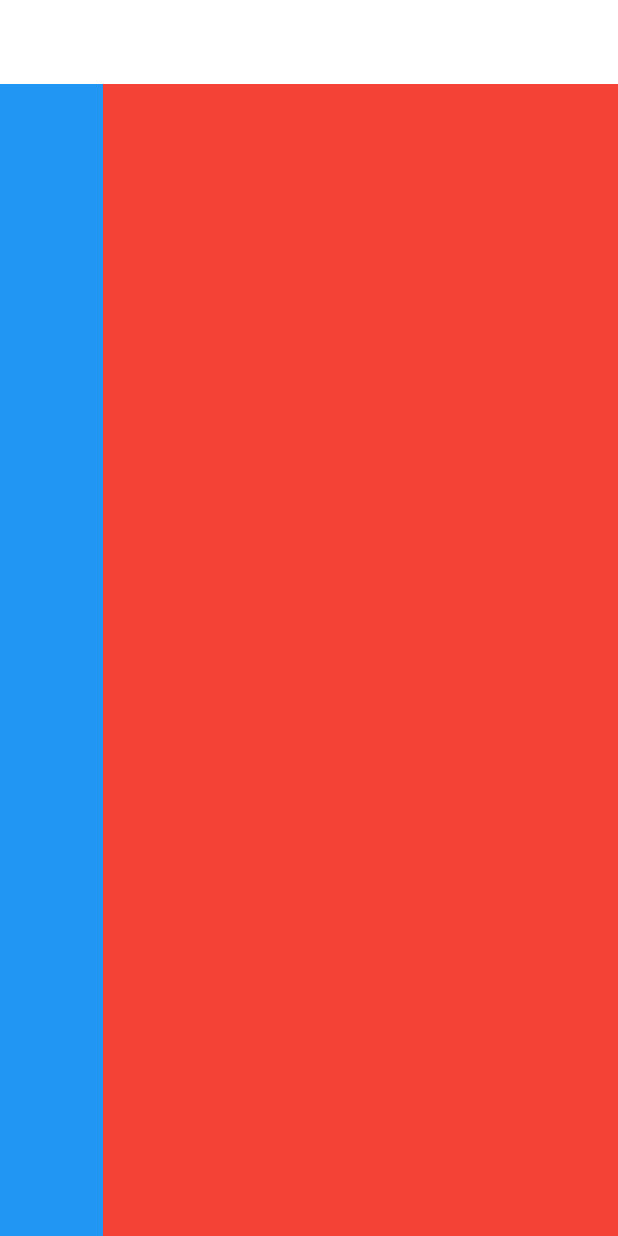
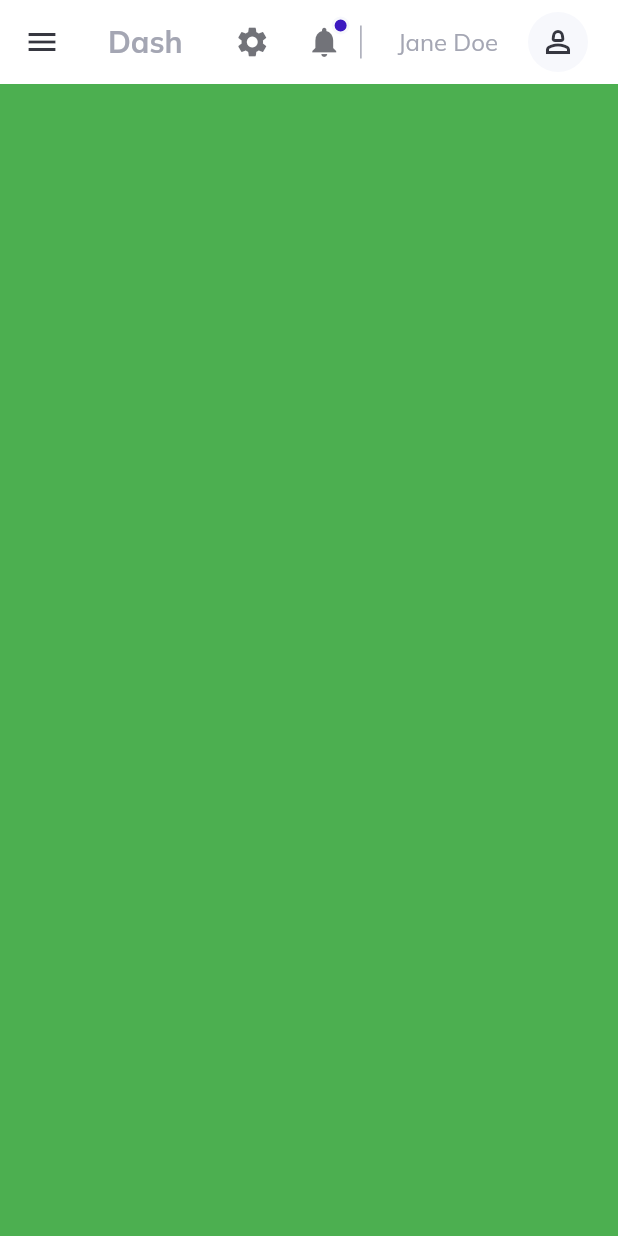
Before and after one commit to lidiyakelay/dashboard, a Flutter app: the screen it shows after launch, on a phone screen of 412 x 824 dp. Run offline on Flutter 3.47's test engine with Material 2 defaults, Android fonts, the phone set to English and light mode, and no system bars; our stand-ins replace get, google_fonts.

```diff
--- /dev/null
+++ b/lib/constants/styel.dart
@@ -0,0 +1,6 @@
+import 'package:flutter/material.dart';
+
+Color light = const Color(0xFFF7F8FC);
+Color lightGrey = const Color(0xFFA4A6B3);
+Color dark = const Color(0xFF363740);
+Color active = const Color(0xFF3C19C0);
--- /dev/null
+++ b/lib/helpers/responsive.dart
@@ -0,0 +1,45 @@
+import 'package:flutter/material.dart';
+import 'package:flutter/rendering.dart';
+import 'package:flutter/src/widgets/framework.dart';
+import 'package:flutter/src/widgets/placeholder.dart';
+
+const int largeScreenSize = 1366;
+const int mediumScreenSize = 768;
+const int smallScreenSize = 360;
+const int customScreenSize = 1108;
+
+class ResponsiveWidget extends StatelessWidget {
+  final Widget largeScreen;
+  final Widget? mediumScreen;
+  final Widget? smallScreen;
+  const ResponsiveWidget({
+    super.key,
+    required this.largeScreen,
+    this.mediumScreen,
+    this.smallScreen,
+  });
+  static bool isSmallScreen(BuildContext context) =>
+      MediaQuery.of(context).size.width < mediumScreenSize;
+  static bool isMediumScreen(BuildContext context) =>
+      MediaQuery.of(context).size.width >= mediumScreenSize &&
+      MediaQuery.of(context).size.width < largeScreenSize;
+  static bool isLargeScreen(BuildContext context) =>
+      MediaQuery.of(context).size.width >= largeScreenSize;
+  static bool isSmallCustom(BuildContext context) =>
+      MediaQuery.of(context).size.width <= customScreenSize &&
+      MediaQuery.of(context).size.width >= mediumScreenSize;
+
+  @override
+  Widget build(BuildContext context) {
+    return LayoutBuilder(builder: (context, constraints) {
+      double _width = constraints.maxWidth;
+      if (_width >= largeScreenSize) {
+        return largeScreen;
+      } else if (_width < largeScreenSize && _width >= mediumScreenSize) {
+        return mediumScreen ?? largeScreen;
+      } else {
+        return smallScreen ?? largeScreen;
+      }
+    });
+  }
+}
--- a/lib/layout.dart
+++ b/lib/layout.dart
@@ -1,29 +1,23 @@
 import 'package:flutter/material.dart';
 import 'package:flutter/src/widgets/framework.dart';
 import 'package:flutter/src/widgets/placeholder.dart';
+import 'package:flutter_application_2/widgets/large_screen.dart';
+
+import 'helpers/responsive.dart';
+import 'widgets/small_screen.dart';
+import 'widgets/top_nav.dart';
 
 class SiteLayout extends StatelessWidget {
-  const SiteLayout({super.key});
+final   GlobalKey<ScaffoldState> scaffoldkey = GlobalKey();
 
   @override
   Widget build(BuildContext context) {
     return Scaffold(
-      appBar: AppBar(
-        elevation: 0,
-        backgroundColor: Colors.white,
-
-      ),
-      body:  Row(
-        children: [
-          Expanded(child: Container(
-            color: Colors.blue,)),
-          Expanded(
-            flex: 5,
-            child: Container(
-            color: Colors.red,
-          ))
-        ],
-      ),
+      key: scaffoldkey,
+      appBar: topNavigationBar(context,  scaffoldkey),
+      drawer:  Drawer(),
+      body: const ResponsiveWidget(
+          largeScreen: LargeScreen(), smallScreen: SmallScreen()),
     );
   }
 }
--- /dev/null
+++ b/lib/widgets/custom_text.dart
@@ -0,0 +1,23 @@
+import 'package:flutter/material.dart';
+import 'package:flutter/src/widgets/framework.dart';
+import 'package:flutter/src/widgets/placeholder.dart';
+
+class CustomText extends StatelessWidget {
+  final String text;
+  final double? size;
+  final Color? color;
+  final FontWeight? weight;
+  const CustomText({super.key, required this.text,  this.size,  this.color,  this.weight});
+
+  @override
+  Widget build(BuildContext context) {
+    return Text(
+      text,
+      style: TextStyle(
+        fontSize:size ?? 16,
+        fontWeight: weight ?? FontWeight.normal,
+        color: color ?? Colors.black,
+        ),
+    );
+  }
+}
--- /dev/null
+++ b/lib/widgets/large_screen.dart
@@ -0,0 +1,23 @@
+import 'package:flutter/material.dart';
+import 'package:flutter/src/widgets/framework.dart';
+import 'package:flutter/src/widgets/placeholder.dart';
+
+class LargeScreen extends StatelessWidget {
+  const LargeScreen({super.key});
+
+  @override
+  Widget build(BuildContext context) {
+    return Row(
+      children: [
+        Expanded(child: Container(
+          color: Colors.red,
+        )),
+        Expanded(
+          flex: 5,
+          child: Container(
+            color: Colors.blue  ,
+          ))
+      ],
+    );
+  }
+}
--- /dev/null
+++ b/lib/widgets/small_screen.dart
@@ -0,0 +1,15 @@
+import 'package:flutter/material.dart';
+import 'package:flutter/src/widgets/framework.dart';
+import 'package:flutter/src/widgets/placeholder.dart';
+
+class SmallScreen extends StatelessWidget {
+  const SmallScreen({super.key});
+
+  @override
+  Widget build(BuildContext context) {
+    return Container(
+      constraints: BoxConstraints.expand(),
+      color: Colors.green,
+    );
+  }
+}
--- /dev/null
+++ b/lib/widgets/top_nav.dart
@@ -0,0 +1,87 @@
+import 'package:flutter/material.dart';
+import 'package:flutter_application_2/constants/styel.dart';
+import 'package:flutter_application_2/helpers/responsive.dart';
+
+import 'custom_text.dart';
+
+AppBar topNavigationBar(BuildContext context, GlobalKey<ScaffoldState> key) =>
+    AppBar(
+        leading: !ResponsiveWidget.isSmallScreen(context)
+            ? Row(
+                children: [
+                  Padding(
+                    padding: const EdgeInsets.only(left: 16),
+                    child: Image.asset(
+                      "logo.png",
+                      width: 28,
+                    ),
+                  ),
+                ],
+              )
+            : IconButton(
+                icon: Icon(Icons.menu),
+                onPressed: () {
+                  key.currentState!.openDrawer();
+                }),
+
+        title:Row(children: [
+          Visibility(child:CustomText( text: "Dash", color: lightGrey,size: 20, weight: FontWeight.bold, )),
+          Expanded(child: Container()),
+
+          IconButton(onPressed:(){}
+           , icon: Icon(Icons.settings, color: dark.withOpacity(0.7),)),
+          Stack(
+            children: [
+              IconButton(onPressed: (){
+
+              }, icon: Icon(Icons.notifications, color: dark.withOpacity(0.7),)),
+              Positioned(
+                top: 7,
+                right: 7,
+                child: Container(
+                  width: 12,
+                  height: 12,
+                  padding: EdgeInsets.all(4),
+                  decoration: BoxDecoration(
+                    color: active,
+                    borderRadius: BorderRadius.circular(30),
+                    border: Border.all(color: light, width: 2),
+
+                  ),
+                ))
+            ],
+          ),
+          Container(
+            width: 1,
+            height: 22,
+            color: lightGrey,
+
+          ),
+          SizedBox(
+            width: 24,
+          ),
+          CustomText(text: "Jane Doe", color: lightGrey,),
+          SizedBox(
+            width: 16,
+          ),
+          Container(
+            decoration: BoxDecoration(
+              color: Colors.white,
+              borderRadius: BorderRadius.circular(30)
+             ),
+             child: Container(
+              padding: EdgeInsets.all(2),
+              margin: EdgeInsets.all(2),
+              child: CircleAvatar(backgroundColor: light,
+              child: Icon(Icons.person_2_outlined, color: dark,),),
+             ),
+          )
+
+        ])  ,
+        iconTheme: IconThemeData(color: dark),
+        backgroundColor: Colors.transparent,
+        elevation: 0,
+
+
+
+                );
--- a/pubspec.yaml
+++ b/pubspec.yaml
@@ -61,7 +61,8 @@ flutter:
   # included with your application, so that you can use the icons in
   # the material Icons class.
   uses-material-design: true
-
+  assets:
+    - assets/
   # To add assets to your application, add an assets section, like this:
   # assets:
   #   - images/a_dot_burr.jpeg
```
Also changed, not shown: assets/icon.png (added), assets/logo.png (added), 1 other file.
